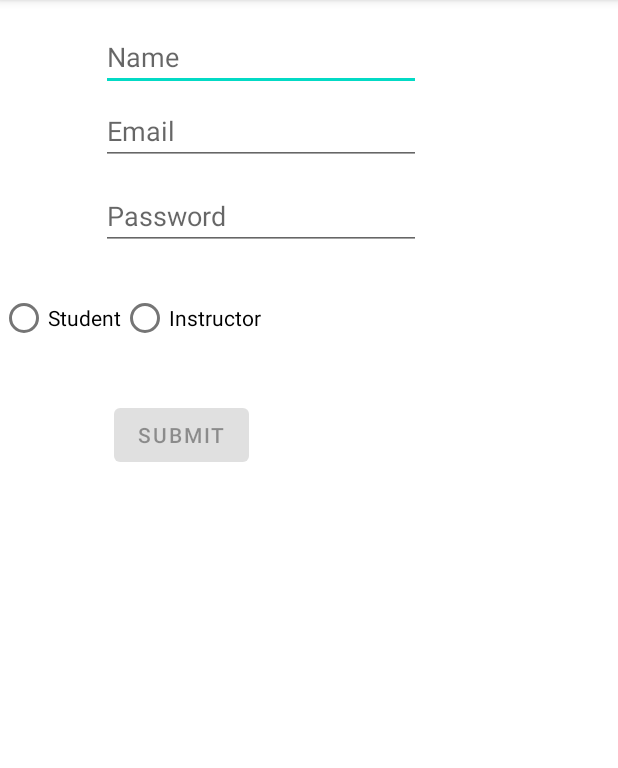
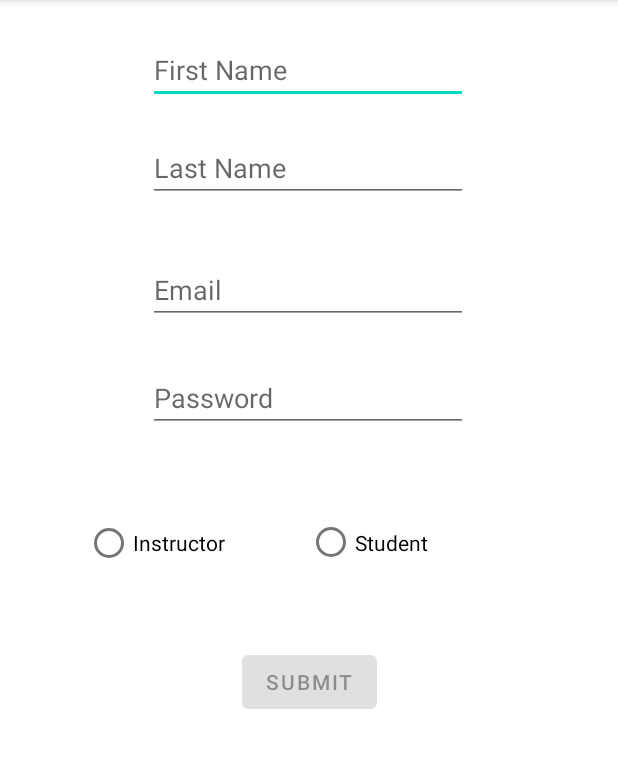
Before and after one commit to uOttawa-Summer2022/group13_project, an Android app: the RegistrationActivity screen opened directly, with no data from a screen before it, on a phone screen of 412 x 824 dp, the part 84-852 px from its top. Run offline under Robolectric (Android 15) with nearby library versions, the phone set to English and light mode, and no system bars.

```diff
--- a/app/build.gradle
+++ b/app/build.gradle
@@ -1,5 +1,6 @@
 plugins {
     id 'com.android.application'
+    id 'com.google.gms.google-services'
 }
 
 android {
@@ -38,6 +39,7 @@ dependencies {
     implementation 'androidx.constraintlayout:constraintlayout:2.1.4'
     implementation 'androidx.lifecycle:lifecycle-livedata-ktx:2.3.1'
     implementation 'androidx.lifecycle:lifecycle-viewmodel-ktx:2.3.1'
+    implementation 'com.google.firebase:firebase-database:19.2.1'
     testImplementation 'junit:junit:4.13.2'
     androidTestImplementation 'androidx.test.ext:junit:1.1.3'
     androidTestImplementation 'androidx.test.espresso:espresso-core:3.4.0'
--- a/app/src/main/res/layout/activity_registration.xml
+++ b/app/src/main/res/layout/activity_registration.xml
@@ -10,67 +10,101 @@
         android:id="@+id/editTextTextPersonName"
         android:layout_width="wrap_content"
         android:layout_height="wrap_content"
-        android:layout_marginTop="15dp"
+        android:layout_marginTop="8dp"
+        android:layout_marginBottom="8dp"
         android:ems="10"
-        android:hint="Name"
+        android:hint="First Name"
         android:inputType="textPersonName"
-        app:layout_constraintStart_toStartOf="@+id/editTextTextEmailAddress"
-        app:layout_constraintTop_toTopOf="parent" />
+        app:layout_constraintBottom_toBottomOf="parent"
+        app:layout_constraintEnd_toEndOf="parent"
+        app:layout_constraintHorizontal_bias="0.497"
+        app:layout_constraintStart_toStartOf="parent"
+        app:layout_constraintTop_toTopOf="parent"
+        app:layout_constraintVertical_bias="0.023" />
+
+    <EditText
+        android:id="@+id/editTextLastName"
+        android:layout_width="wrap_content"
+        android:layout_height="wrap_content"
+        android:layout_marginTop="16dp"
+        android:layout_marginBottom="8dp"
+        android:ems="10"
+        android:hint="Last Name"
+        android:inputType="textPersonName"
+        app:layout_constraintBottom_toBottomOf="parent"
+        app:layout_constraintEnd_toEndOf="parent"
+        app:layout_constraintHorizontal_bias="0.497"
+        app:layout_constraintStart_toStartOf="parent"
+        app:layout_constraintTop_toTopOf="parent"
+        app:layout_constraintVertical_bias="0.105" />
 
     <EditText
         android:id="@+id/editTextTextEmailAddress"
         android:layout_width="wrap_content"
         android:layout_height="wrap_content"
-        android:layout_marginStart="67dp"
-        android:layout_marginTop="4dp"
+        android:layout_marginBottom="8dp"
         android:ems="10"
         android:hint="Email"
         android:inputType="textEmailAddress"
+        app:layout_constraintBottom_toBottomOf="parent"
+        app:layout_constraintEnd_toEndOf="parent"
+        app:layout_constraintHorizontal_bias="0.497"
         app:layout_constraintStart_toStartOf="parent"
-        app:layout_constraintTop_toBottomOf="@+id/editTextTextPersonName" />
+        app:layout_constraintTop_toTopOf="parent"
+        app:layout_constraintVertical_bias="0.239" />
 
     <EditText
         android:id="@+id/editTextTextPassword"
         android:layout_width="wrap_content"
         android:layout_height="wrap_content"
-        android:layout_marginTop="11dp"
+        android:layout_marginTop="16dp"
+        android:layout_marginBottom="8dp"
         android:ems="10"
         android:hint="Password"
         android:inputType="textPassword"
-        app:layout_constraintStart_toStartOf="@+id/editTextTextEmailAddress"
-        app:layout_constraintTop_toBottomOf="@+id/editTextTextEmailAddress" />
+        app:layout_constraintBottom_toBottomOf="parent"
+        app:layout_constraintEnd_toEndOf="parent"
+        app:layout_constraintHorizontal_bias="0.497"
+        app:layout_constraintStart_toStartOf="parent"
+        app:layout_constraintTop_toTopOf="parent"
+        app:layout_constraintVertical_bias="0.324" />
 
     <RadioGroup
         android:id="@+id/radioGroup2"
         android:layout_width="wrap_content"
         android:layout_height="wrap_content"
-        android:layout_marginTop="21dp"
         android:orientation="horizontal"
-        app:layout_constraintEnd_toEndOf="@+id/button"
-        app:layout_constraintStart_toEndOf="@+id/button"
-        app:layout_constraintTop_toBottomOf="@+id/editTextTextPassword">
+        app:layout_constraintBottom_toBottomOf="parent"
+        app:layout_constraintEnd_toEndOf="parent"
+        app:layout_constraintHorizontal_bias="0.495"
+        app:layout_constraintStart_toStartOf="parent"
+        app:layout_constraintTop_toTopOf="parent"
+        app:layout_constraintVertical_bias="0.469">
+
+        <RadioButton
+            android:id="@+id/radioButton3"
+            android:layout_width="148dp"
+            android:layout_height="56dp"
+            android:text="@string/user_instructor" />
 
         <RadioButton
             android:id="@+id/radioButton2"
-            android:layout_width="wrap_content"
-            android:layout_height="wrap_content"
+            android:layout_width="150dp"
+            android:layout_height="54dp"
             android:text="@string/user_student" />
 
-        <RadioButton
-            android:id="@+id/radioButton3"
-            android:layout_width="108dp"
-            android:layout_height="wrap_content"
-            android:text="@string/user_instructor" />
     </RadioGroup>
 
     <Button
         android:id="@+id/submitButton"
         android:layout_width="wrap_content"
         android:layout_height="wrap_content"
-        android:layout_marginStart="76dp"
-        android:layout_marginTop="30dp"
         android:text="@string/user_register"
+        app:layout_constraintBottom_toBottomOf="parent"
+        app:layout_constraintEnd_toEndOf="parent"
         app:layout_constraintStart_toStartOf="parent"
-        app:layout_constraintTop_toBottomOf="@+id/radioGroup2" />
+        app:layout_constraintTop_toTopOf="parent"
+        app:layout_constraintVertical_bias="0.598" />
+
 
 </androidx.constraintlayout.widget.ConstraintLayout>
--- a/build.gradle
+++ b/build.gradle
@@ -1,4 +1,8 @@
-// Top-level build file where you can add configuration options common to all sub-projects/modules.
+buildscript {
+    dependencies {
+        classpath 'com.google.gms:google-services:4.3.3'
+    }
+}// Top-level build file where you can add configuration options common to all sub-projects/modules.
 plugins {
     id 'com.android.application' version '7.2.1' apply false
     id 'com.android.library' version '7.2.1' apply false
```
Also changed, not shown: app/src/main/AndroidManifest.xml (+12 -0 lines), app/src/main/java/com/example/project/ui/login/AdminActivity.java (added, +16 -0 lines), app/src/main/java/com/example/project/ui/login/AdminCreateCourse.java (added, +16 -0 lines), app/src/main/java/com/example/project/ui/login/AdminDeleteCourseActivity.java (added, +16 -0 lines), app/src/main/java/com/example/project/ui/login/AdminEditCourseActivity.java (added, +16 -0 lines), app/src/main/res/layout/activity_admin.xml (added, +55 -0 lines), app/src/main/res/layout/activity_admin_create_course.xml (added, +50 -0 lines), app/src/main/res/layout/activity_admin_delete_course.xml (added, +50 -0 lines), app/src/main/res/layout/activity_admin_edit_course.xml (added, +59 -0 lines), app/src/main/res/values/strings.xml (+7 -1 lines), 1 other file.
